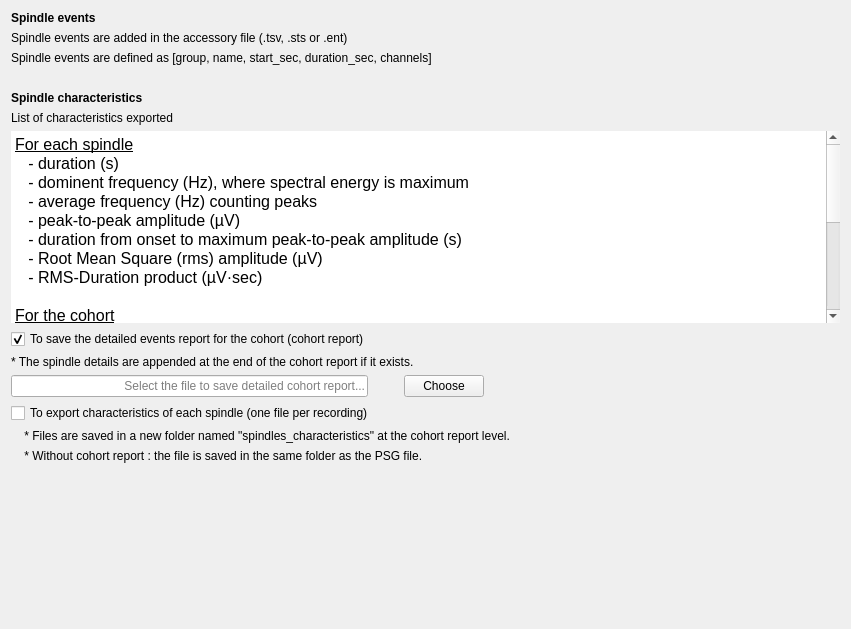
Qt form tools/CEAMSTools/SpindleDetectionSumo/OutputFilesStep/Ui_OutputFilesStep.ui (SnoozToolbox/snooz-package-ceams) before a commit.
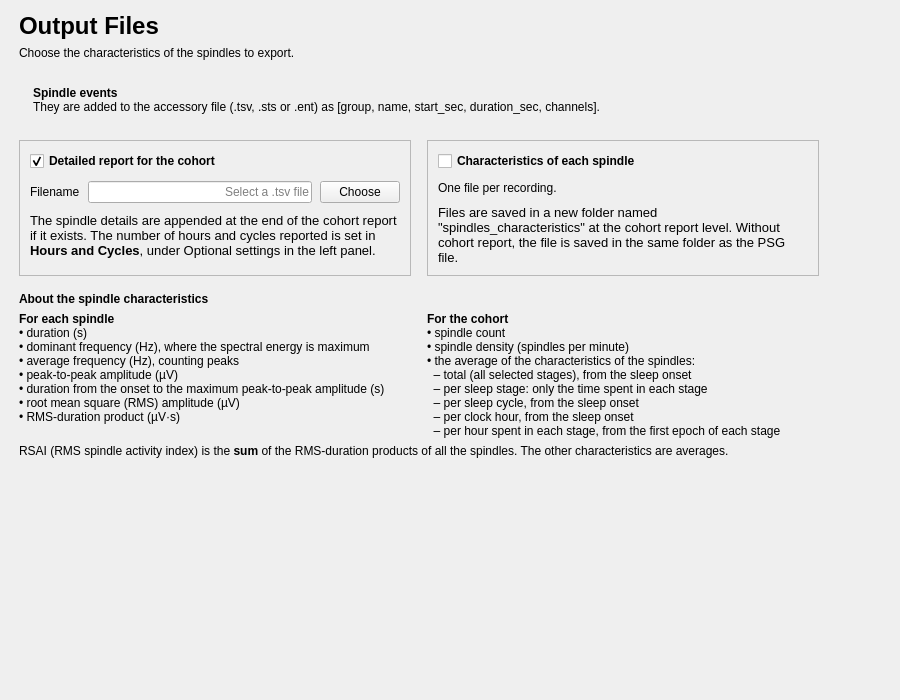
The same form after that commit.

Commit message: Detect Spindles with Martin and SUMO: redesigned pages (tools 2.11.3, 2.13.3)

What changed in the file:
```diff
--- a/tools/CEAMSTools/SpindleDetectionSumo/OutputFilesStep/Ui_OutputFilesStep.ui
+++ b/tools/CEAMSTools/SpindleDetectionSumo/OutputFilesStep/Ui_OutputFilesStep.ui
@@ -6,150 +6,172 @@
    <rect>
     <x>0</x>
     <y>0</y>
-    <width>851</width>
-    <height>629</height>
+    <width>900</width>
+    <height>700</height>
    </rect>
   </property>
   <property name="windowTitle">
    <string/>
   </property>
-  <layout class="QHBoxLayout" name="horizontalLayout_3">
-   <item>
-    <layout class="QVBoxLayout" name="verticalLayout_2">
-     <item>
       <layout class="QVBoxLayout" name="verticalLayout">
-       <item>
-        <widget class="QLabel" name="label_2">
-         <property name="font">
-          <font>
-           <italic>false</italic>
-           <bold>false</bold>
-          </font>
-         </property>
-         <property name="text">
-          <string>&lt;html&gt;&lt;head/&gt;&lt;body&gt;&lt;p&gt;&lt;span style=&quot; font-weight:600;&quot;&gt;Spindle events&lt;/span&gt;&lt;/p&gt;&lt;/body&gt;&lt;/html&gt;</string>
-         </property>
-        </widget>
-       </item>
-       <item>
-        <widget class="QLabel" name="label">
-         <property name="text">
-          <string>Spindle events are added in the accessory file (.tsv, .sts or .ent)</string>
-         </property>
-        </widget>
-       </item>
-       <item>
-        <widget class="QLabel" name="label_3">
-         <property name="text">
-          <string>Spindle events are defined as [group, name, start_sec, duration_sec, channels]</string>
-         </property>
-        </widget>
-       </item>
-      </layout>
-     </item>
+   <property name="leftMargin">
+    <number>19</number>
+   </property>
+   <property name="topMargin">
+    <number>12</number>
+   </property>
+   <property name="rightMargin">
+    <number>19</number>
+   </property>
+   <property name="bottomMargin">
+    <number>12</number>
+   </property>
      <item>
-      <spacer name="verticalSpacer_2">
-       <property name="orientation">
-        <enum>Qt::Orientation::Vertical</enum>
-       </property>
-       <property name="sizeType">
-        <enum>QSizePolicy::Policy::Fixed</enum>
-       </property>
-       <property name="sizeHint" stdset="0">
-        <size>
-         <width>20</width>
-         <height>20</height>
-        </size>
-       </property>
-      </spacer>
-     </item>
-     <item>
-      <widget class="QLabel" name="label_4">
-       <property name="font">
-        <font>
-         <italic>false</italic>
-         <bold>false</bold>
-        </font>
-       </property>
-       <property name="text">
-        <string>&lt;html&gt;&lt;head/&gt;&lt;body&gt;&lt;p&gt;&lt;span style=&quot; font-weight:600;&quot;&gt;Spindle characteristics&lt;/span&gt;&lt;/p&gt;&lt;/body&gt;&lt;/html&gt;</string>
-       </property>
-      </widget>
-     </item>
+    <layout class="QHBoxLayout" name="content_row" stretch="1,0">
+     <property name="leftMargin">
+      <number>0</number>
+     </property>
+     <property name="topMargin">
+      <number>0</number>
+     </property>
+     <property name="rightMargin">
+      <number>0</number>
+     </property>
+     <property name="bottomMargin">
+      <number>0</number>
+     </property>
      <item>
-      <widget class="QLabel" name="label_5">
-       <property name="text">
-        <string>List of characteristics exported</string>
-       </property>
-      </widget>
-     </item>
-     <item>
-      <widget class="QTextEdit" name="textEdit">
-       <property name="sizePolicy">
-        <sizepolicy hsizetype="Expanding" vsizetype="Expanding">
-         <horstretch>0</horstretch>
-         <verstretch>0</verstretch>
-        </sizepolicy>
-       </property>
-       <property name="minimumSize">
-        <size>
-         <width>0</width>
-         <height>0</height>
-        </size>
-       </property>
+      <widget class="QWidget" name="content_widget" native="true">
        <property name="maximumSize">
         <size>
-         <width>16777215</width>
+         <width>800</width>
          <height>16777215</height>
         </size>
        </property>
+       <layout class="QVBoxLayout" name="content_layout">
+        <property name="spacing">
+         <number>16</number>
+        </property>
+        <property name="leftMargin">
+         <number>0</number>
+        </property>
+        <property name="topMargin">
+         <number>0</number>
+        </property>
+        <property name="rightMargin">
+         <number>0</number>
+        </property>
+        <property name="bottomMargin">
+         <number>0</number>
+        </property>
+        <item>
+         <layout class="QVBoxLayout" name="header_layout">
+          <property name="spacing">
+           <number>6</number>
+          </property>
+          <item>
+           <widget class="QLabel" name="title_label">
+            <property name="font">
+             <font>
+              <pointsize>18</pointsize>
+              <bold>true</bold>
+             </font>
+            </property>
+            <property name="text">
+             <string>Output Files</string>
+            </property>
+           </widget>
+          </item>
+          <item>
+           <widget class="QLabel" name="subtitle_label">
+            <property name="text">
+             <string>Choose the characteristics of the spindles to export.</string>
+            </property>
+            <property name="wordWrap">
+             <bool>true</bool>
+            </property>
+            <property name="variant" stdset="0">
+             <string notr="true">help</string>
+            </property>
+           </widget>
+          </item>
+         </layout>
+        </item>
+        <item>
+         <widget class="QFrame" name="events_info">
        <property name="frameShape">
         <enum>QFrame::Shape::NoFrame</enum>
        </property>
-       <property name="frameShadow">
-        <enum>QFrame::Shadow::Plain</enum>
-       </property>
-       <property name="lineWidth">
-        <number>0</number>
-       </property>
-       <property name="readOnly">
+          <property name="variant" stdset="0">
+           <string notr="true">info</string>
+          </property>
+          <layout class="QHBoxLayout" name="events_info_layout">
+           <property name="leftMargin">
+            <number>14</number>
+           </property>
+           <property name="topMargin">
+            <number>10</number>
+           </property>
+           <property name="rightMargin">
+            <number>14</number>
+           </property>
+           <property name="bottomMargin">
+            <number>10</number>
+           </property>
+           <item>
+            <widget class="QLabel" name="events_info_label">
+             <property name="text">
+              <string>&lt;b&gt;Spindle events&lt;/b&gt;&lt;br/&gt;They are added to the accessory file (.tsv, .sts or .ent) as [group, name, start_sec, duration_sec, channels].</string>
+             </property>
+             <property name="textFormat">
+              <enum>Qt::TextFormat::RichText</enum>
+             </property>
+             <property name="wordWrap">
         <bool>true</bool>
        </property>
-       <property name="html">
-        <string>&lt;!DOCTYPE HTML PUBLIC &quot;-//W3C//DTD HTML 4.0//EN&quot; &quot;http://www.w3.org/TR/REC-html40/strict.dtd&quot;&gt;
-&lt;html&gt;&lt;head&gt;&lt;meta name=&quot;qrichtext&quot; content=&quot;1&quot; /&gt;&lt;meta charset=&quot;utf-8&quot; /&gt;&lt;style type=&quot;text/css&quot;&gt;
-p, li { white-space: pre-wrap; }
-hr { height: 1px; border-width: 0; }
-li.unchecked::marker { content: &quot;\2610&quot;; }
-li.checked::marker { content: &quot;\2612&quot;; }
-&lt;/style&gt;&lt;/head&gt;&lt;body style=&quot; font-size:12pt; font-weight:400; font-style:normal;&quot;&gt;
-&lt;p style=&quot; margin-top:0px; margin-bottom:0px; margin-left:0px; margin-right:0px; -qt-block-indent:0; text-indent:0px;&quot;&gt;&lt;span style=&quot; text-decoration: underline;&quot;&gt;For each spindle&lt;/span&gt;&lt;/p&gt;
-&lt;p style=&quot; margin-top:0px; margin-bottom:0px; margin-left:0px; margin-right:0px; -qt-block-indent:0; text-indent:0px;&quot;&gt;   - duration (s)&lt;/p&gt;
-&lt;p style=&quot; margin-top:0px; margin-bottom:0px; margin-left:0px; margin-right:0px; -qt-block-indent:0; text-indent:0px;&quot;&gt;   - dominent frequency (Hz), &lt;span style=&quot; color:#000000;&quot;&gt;where spectral energy is maximum&lt;/span&gt;&lt;/p&gt;
-&lt;p style=&quot; margin-top:0px; margin-bottom:0px; margin-left:0px; margin-right:0px; -qt-block-indent:0; text-indent:0px;&quot;&gt;&lt;span style=&quot; color:#000000;&quot;&gt;   - average frequency (Hz) counting peaks&lt;/span&gt;&lt;/p&gt;
-&lt;p style=&quot; margin-top:0px; margin-bottom:0px; margin-left:0px; margin-right:0px; -qt-block-indent:0; text-indent:0px;&quot;&gt;&lt;span style=&quot; color:#000000;&quot;&gt;   - peak-to-peak amplitude (µV)&lt;/span&gt;&lt;/p&gt;
-&lt;p style=&quot; margin-top:0px; margin-bottom:0px; margin-left:0px; margin-right:0px; -qt-block-indent:0; text-indent:0px;&quot;&gt;&lt;span style=&quot; color:#000000;&quot;&gt;   - duration from onset to maximum peak-to-peak amplitude (s)&lt;/span&gt;&lt;/p&gt;
-&lt;p style=&quot; margin-top:0px; margin-bottom:0px; margin-left:0px; margin-right:0px; -qt-block-indent:0; text-indent:0px;&quot;&gt;&lt;span style=&quot; color:#000000;&quot;&gt;   - Root Mean Square (rms) amplitude (µV)&lt;/span&gt;&lt;/p&gt;
-&lt;p style=&quot; margin-top:0px; margin-bottom:0px; margin-left:0px; margin-right:0px; -qt-block-indent:0; text-indent:0px;&quot;&gt;&lt;span style=&quot; color:#000000;&quot;&gt;   - RMS-Duration product (µV·sec)&lt;/span&gt;&lt;/p&gt;
-&lt;p style=&quot;-qt-paragraph-type:empty; margin-top:0px; margin-bottom:0px; margin-left:0px; margin-right:0px; -qt-block-indent:0; text-indent:0px; color:#000000;&quot;&gt;&lt;br /&gt;&lt;/p&gt;
-&lt;p style=&quot; margin-top:0px; margin-bottom:0px; margin-left:0px; margin-right:0px; -qt-block-indent:0; text-indent:0px;&quot;&gt;&lt;span style=&quot; text-decoration: underline;&quot;&gt;For the cohort&lt;/span&gt;&lt;/p&gt;
-&lt;p style=&quot; margin-top:0px; margin-bottom:0px; margin-left:0px; margin-right:0px; -qt-block-indent:0; text-indent:0px;&quot;&gt;    - spindle count&lt;/p&gt;
-&lt;p style=&quot; margin-top:0px; margin-bottom:0px; margin-left:0px; margin-right:0px; -qt-block-indent:0; text-indent:0px;&quot;&gt;    - spindle density (spinde count per minute)&lt;/p&gt;
-&lt;p style=&quot; margin-top:0px; margin-bottom:0px; margin-left:0px; margin-right:0px; -qt-block-indent:0; text-indent:0px;&quot;&gt;    - the average spindle characteristics listed above&lt;/p&gt;
-&lt;p style=&quot; margin-top:0px; margin-bottom:0px; margin-left:0px; margin-right:0px; -qt-block-indent:0; text-indent:0px;&quot;&gt;        - total (all selected stages) - Start time is the sleep onset&lt;/p&gt;
-&lt;p style=&quot; margin-top:0px; margin-bottom:0px; margin-left:0px; margin-right:0px; -qt-block-indent:0; text-indent:0px;&quot;&gt;        - per sleep stage - Only the time spent in each individual sleep stage is considered.&lt;/p&gt;
-&lt;p style=&quot; margin-top:0px; margin-bottom:0px; margin-left:0px; margin-right:0px; -qt-block-indent:0; text-indent:0px;&quot;&gt;        - per sleep cycle - Start time is the sleep onset&lt;/p&gt;
-&lt;p style=&quot; margin-top:0px; margin-bottom:0px; margin-left:0px; margin-right:0px; -qt-block-indent:0; text-indent:0px;&quot;&gt;        - per clock hour - Start time is the sleep onset&lt;/p&gt;
-&lt;p style=&quot; margin-top:0px; margin-bottom:0px; margin-left:0px; margin-right:0px; -qt-block-indent:0; text-indent:0px;&quot;&gt;        - per hour spent in each stage - Start time is when each specific stage first begins in the timeline.&lt;/p&gt;
-&lt;p style=&quot;-qt-paragraph-type:empty; margin-top:0px; margin-bottom:0px; margin-left:0px; margin-right:0px; -qt-block-indent:0; text-indent:0px;&quot;&gt;&lt;br /&gt;&lt;/p&gt;
-&lt;p style=&quot; margin-top:0px; margin-bottom:0px; margin-left:0px; margin-right:0px; -qt-block-indent:0; text-indent:0px;&quot;&gt;&lt;span style=&quot; font-style:italic; color:#000000;&quot;&gt;Note: RSAI (RMS Spindle Activity Index) is the &lt;/span&gt;&lt;span style=&quot; font-weight:700; font-style:italic; color:#000000;&quot;&gt;sum&lt;/span&gt;&lt;span style=&quot; font-style:italic; color:#000000;&quot;&gt; of RMS-Duration products across all spindles. Other spindle characteristics are averaged values.&lt;/span&gt;&lt;/p&gt;&lt;/body&gt;&lt;/html&gt;</string>
-       </property>
-      </widget>
-     </item>
+            </widget>
+           </item>
+          </layout>
+         </widget>
+        </item>
+        <item>
+         <layout class="QHBoxLayout" name="output_cards_layout" stretch="1,1">
+          <property name="spacing">
+           <number>16</number>
+          </property>
+          <item>
+           <widget class="QFrame" name="cohort_card">
+            <property name="frameShape">
+             <enum>QFrame::Shape::StyledPanel</enum>
+            </property>
+            <property name="frameShadow">
+             <enum>QFrame::Shadow::Raised</enum>
+            </property>
+            <layout class="QVBoxLayout" name="cohort_card_layout">
+             <property name="spacing">
+              <number>10</number>
+             </property>
+             <property name="leftMargin">
+              <number>10</number>
+             </property>
+             <property name="topMargin">
+              <number>10</number>
+             </property>
+             <property name="rightMargin">
+              <number>10</number>
+             </property>
+             <property name="bottomMargin">
+              <number>10</number>
+             </property>
      <item>
       <widget class="QCheckBox" name="checkBox_cohort_file">
+               <property name="font">
+                <font>
+                 <bold>true</bold>
+                </font>
+               </property>
        <property name="text">
-        <string>To save the detailed events report for the cohort (cohort report)</string>
+                <string>Detailed report for the cohort</string>
        </property>
        <property name="checked">
         <bool>true</bool>
@@ -157,46 +179,27 @@
       </widget>
      </item>
      <item>
-      <widget class="QLabel" name="label_8">
+              <layout class="QHBoxLayout" name="cohort_file_layout">
+               <property name="spacing">
+                <number>8</number>
+               </property>
+               <item>
+                <widget class="QLabel" name="cohort_file_label">
        <property name="text">
-        <string>* The spindle details are appended at the end of the cohort report if it exists.</string>
+                  <string>Filename</string>
        </property>
       </widget>
      </item>
-     <item>
-      <layout class="QHBoxLayout" name="horizontalLayout">
        <item>
         <widget class="QLineEdit" name="cohort_lineedit">
-         <property name="minimumSize">
-          <size>
-           <width>350</width>
-           <height>0</height>
-          </size>
-         </property>
-         <property name="alignment">
-          <set>Qt::AlignmentFlag::AlignRight|Qt::AlignmentFlag::AlignTrailing|Qt::AlignmentFlag::AlignVCenter</set>
-         </property>
          <property name="placeholderText">
-          <string>Select the file to save detailed cohort report...</string>
+                  <string>Select a .tsv file</string>
+                 </property>
+                 <property name="alignment">
+                  <set>Qt::AlignmentFlag::AlignRight|Qt::AlignmentFlag::AlignTrailing|Qt::AlignmentFlag::AlignVCenter</set>
          </property>
         </widget>
        </item>
-       <item>
-        <spacer name="horizontalSpacer">
-         <property name="orientation">
-          <enum>Qt::Orientation::Horizontal</enum>
-         </property>
-         <property name="sizeType">
-          <enum>QSizePolicy::Policy::Fixed</enum>
-         </property>
-         <property name="sizeHint" stdset="0">
-          <size>
-           <width>30</width>
-           <height>20</height>
-          </size>
-         </property>
-        </spacer>
-       </item>
        <item>
         <widget class="QPushButton" name="pushButton_cohort">
          <property name="text">
@@ -204,59 +207,240 @@
          </property>
         </widget>
        </item>
+              </layout>
+             </item>
        <item>
-        <spacer name="horizontalSpacer_2">
+              <widget class="QLabel" name="label_8">
+               <property name="font">
+                <font>
+                 <pointsize>10</pointsize>
+                </font>
+               </property>
+               <property name="text">
+                <string>The spindle details are appended at the end of the cohort report if it exists. The number of hours and cycles reported is set in &lt;b&gt;Hours and Cycles&lt;/b&gt;, under Optional settings in the left panel.</string>
+               </property>
+               <property name="textFormat">
+                <enum>Qt::TextFormat::RichText</enum>
+               </property>
+               <property name="wordWrap">
+                <bool>true</bool>
+               </property>
+               <property name="variant" stdset="0">
+                <string notr="true">help</string>
+               </property>
+              </widget>
+             </item>
+             <item>
+              <spacer name="cohort_stretch">
          <property name="orientation">
-          <enum>Qt::Orientation::Horizontal</enum>
+                <enum>Qt::Orientation::Vertical</enum>
          </property>
          <property name="sizeHint" stdset="0">
           <size>
-           <width>40</width>
-           <height>20</height>
+                 <width>20</width>
+                 <height>0</height>
           </size>
          </property>
         </spacer>
        </item>
       </layout>
-     </item>
+           </widget>
+          </item>
+          <item>
+           <widget class="QFrame" name="spindles_card">
+            <property name="frameShape">
+             <enum>QFrame::Shape::StyledPanel</enum>
+            </property>
+            <property name="frameShadow">
+             <enum>QFrame::Shadow::Raised</enum>
+            </property>
+            <layout class="QVBoxLayout" name="spindles_card_layout">
+             <property name="spacing">
+              <number>10</number>
+             </property>
+             <property name="leftMargin">
+              <number>10</number>
+             </property>
+             <property name="topMargin">
+              <number>10</number>
+             </property>
+             <property name="rightMargin">
+              <number>10</number>
+             </property>
+             <property name="bottomMargin">
+              <number>10</number>
+             </property>
      <item>
       <widget class="QCheckBox" name="checkBox_spindle_file">
+               <property name="font">
+                <font>
+                 <bold>true</bold>
+                </font>
+               </property>
        <property name="text">
-        <string>To export characteristics of each spindle (one file per recording)</string>
+                <string>Characteristics of each spindle</string>
+               </property>
+              </widget>
+             </item>
+             <item>
+              <widget class="QLabel" name="spindles_label">
+               <property name="text">
+                <string>One file per recording.</string>
+               </property>
+               <property name="wordWrap">
+                <bool>true</bool>
+               </property>
+               <property name="variant" stdset="0">
+                <string notr="true">help</string>
        </property>
       </widget>
      </item>
      <item>
       <widget class="QLabel" name="label_7">
+               <property name="font">
+                <font>
+                 <pointsize>10</pointsize>
+                </font>
+               </property>
        <property name="text">
-        <string>    * Files are saved in a new folder named &quot;spindles_characteristics&quot; at the cohort report level.</string>
-       </property>
+                <string>Files are saved in a new folder named "spindles_characteristics" at the cohort report level. Without cohort report, the file is saved in the same folder as the PSG file.</string>
+               </property>
+               <property name="wordWrap">
+                <bool>true</bool>
+               </property>
+               <property name="variant" stdset="0">
+                <string notr="true">help</string>
+               </property>
       </widget>
      </item>
      <item>
-      <widget class="QLabel" name="label_6">
+              <spacer name="spindles_stretch">
+               <property name="orientation">
+                <enum>Qt::Orientation::Vertical</enum>
+               </property>
+               <property name="sizeHint" stdset="0">
+                <size>
+                 <width>20</width>
+                 <height>0</height>
+                </size>
+               </property>
+              </spacer>
+             </item>
+            </layout>
+           </widget>
+          </item>
+         </layout>
+        </item>
+        <item>
+         <layout class="QVBoxLayout" name="about_characteristics_layout">
+          <property name="spacing">
+           <number>6</number>
+          </property>
+          <item>
+           <widget class="QLabel" name="label_4">
+            <property name="font">
+             <font>
+              <bold>true</bold>
+             </font>
+            </property>
        <property name="text">
-        <string>    * Without cohort report : the file is saved in the same folder as the PSG file.</string>
-       </property>
-      </widget>
+             <string>About the spindle characteristics</string>
+            </property>
+           </widget>
+          </item>
+          <item>
+           <layout class="QHBoxLayout" name="characteristics_layout" stretch="1,1">
+            <property name="spacing">
+             <number>16</number>
+            </property>
+            <item>
+             <widget class="QLabel" name="textEdit">
+              <property name="text">
+               <string>&lt;b&gt;For each spindle&lt;/b&gt;&lt;br/&gt;• duration (s)&lt;br/&gt;• dominant frequency (Hz), where the spectral energy is maximum&lt;br/&gt;• average frequency (Hz), counting peaks&lt;br/&gt;• peak-to-peak amplitude (µV)&lt;br/&gt;• duration from the onset to the maximum peak-to-peak amplitude (s)&lt;br/&gt;• root mean square (RMS) amplitude (µV)&lt;br/&gt;• RMS-duration product (µV·s)</string>
+              </property>
+              <property name="textFormat">
+               <enum>Qt::TextFormat::RichText</enum>
+              </property>
+              <property name="wordWrap">
+               <bool>true</bool>
+              </property>
+              <property name="variant" stdset="0">
+               <string notr="true">help</string>
+              </property>
+              <property name="alignment">
+               <set>Qt::AlignmentFlag::AlignLeading|Qt::AlignmentFlag::AlignLeft|Qt::AlignmentFlag::AlignTop</set>
+              </property>
+             </widget>
+            </item>
+            <item>
+             <widget class="QLabel" name="cohort_characteristics_label">
+              <property name="text">
+               <string>&lt;b&gt;For the cohort&lt;/b&gt;&lt;br/&gt;• spindle count&lt;br/&gt;• spindle density (spindles per minute)&lt;br/&gt;• the average of the characteristics of the spindles:&lt;br/&gt;&amp;nbsp;&amp;nbsp;– total (all selected stages), from the sleep onset&lt;br/&gt;&amp;nbsp;&amp;nbsp;– per sleep stage: only the time spent in each stage&lt;br/&gt;&amp;nbsp;&amp;nbsp;– per sleep cycle, from the sleep onset&lt;br/&gt;&amp;nbsp;&amp;nbsp;– per clock hour, from the sleep onset&lt;br/&gt;&amp;nbsp;&amp;nbsp;– per hour spent in each stage, from the first epoch of each stage</string>
+              </property>
+              <property name="textFormat">
+               <enum>Qt::TextFormat::RichText</enum>
+              </property>
+              <property name="wordWrap">
+               <bool>true</bool>
+              </property>
+              <property name="variant" stdset="0">
+               <string notr="true">help</string>
+              </property>
+              <property name="alignment">
+               <set>Qt::AlignmentFlag::AlignLeading|Qt::AlignmentFlag::AlignLeft|Qt::AlignmentFlag::AlignTop</set>
+              </property>
+             </widget>
+            </item>
+           </layout>
+          </item>
+          <item>
+           <widget class="QLabel" name="label_5">
+            <property name="text">
+             <string>RSAI (RMS spindle activity index) is the &lt;b&gt;sum&lt;/b&gt; of the RMS-duration products of all the spindles. The other characteristics are averages.</string>
+            </property>
+            <property name="textFormat">
+             <enum>Qt::TextFormat::RichText</enum>
+            </property>
+            <property name="wordWrap">
+             <bool>true</bool>
+            </property>
+            <property name="variant" stdset="0">
+             <string notr="true">help</string>
+            </property>
+           </widget>
+          </item>
+         </layout>
+        </item>
+       </layout>
+      </widget>
+     </item>
+     <item>
+      <spacer name="content_spacer">
+       <property name="orientation">
+        <enum>Qt::Orientation::Horizontal</enum>
+       </property>
+       <property name="sizeHint" stdset="0">
+        <size>
+         <width>40</width>
+         <height>20</height>
+        </size>
+       </property>
+      </spacer>
+     </item>
+    </layout>
      </item>
      <item>
       <spacer name="verticalSpacer">
        <property name="orientation">
         <enum>Qt::Orientation::Vertical</enum>
        </property>
-       <property name="sizeType">
-        <enum>QSizePolicy::Policy::Expanding</enum>
-       </property>
        <property name="sizeHint" stdset="0">
         <size>
-         <width>20</width>
-         <height>40</height>
+       <width>40</width>
+       <height>20</height>
         </size>
        </property>
       </spacer>
-     </item>
-    </layout>
    </item>
   </layout>
  </widget>
```
Left out of the diff: 4 changed lines with no effect on the pictures. Lines whose indentation alone changed are shown as unchanged. The commit also changes 30 other files.
